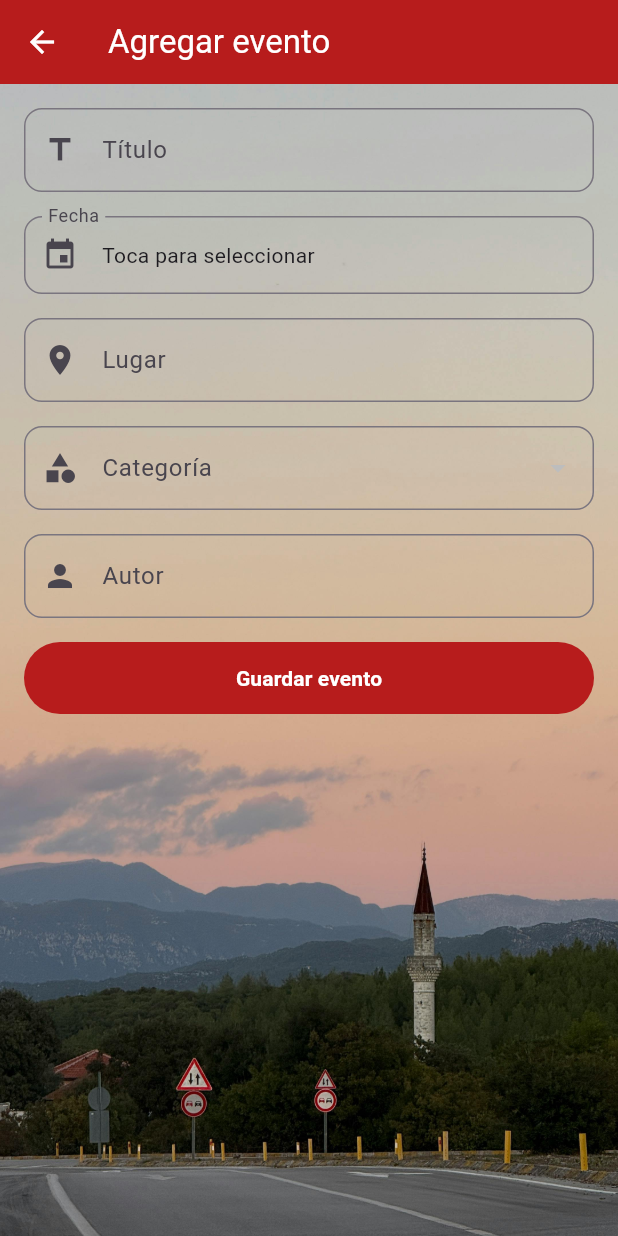
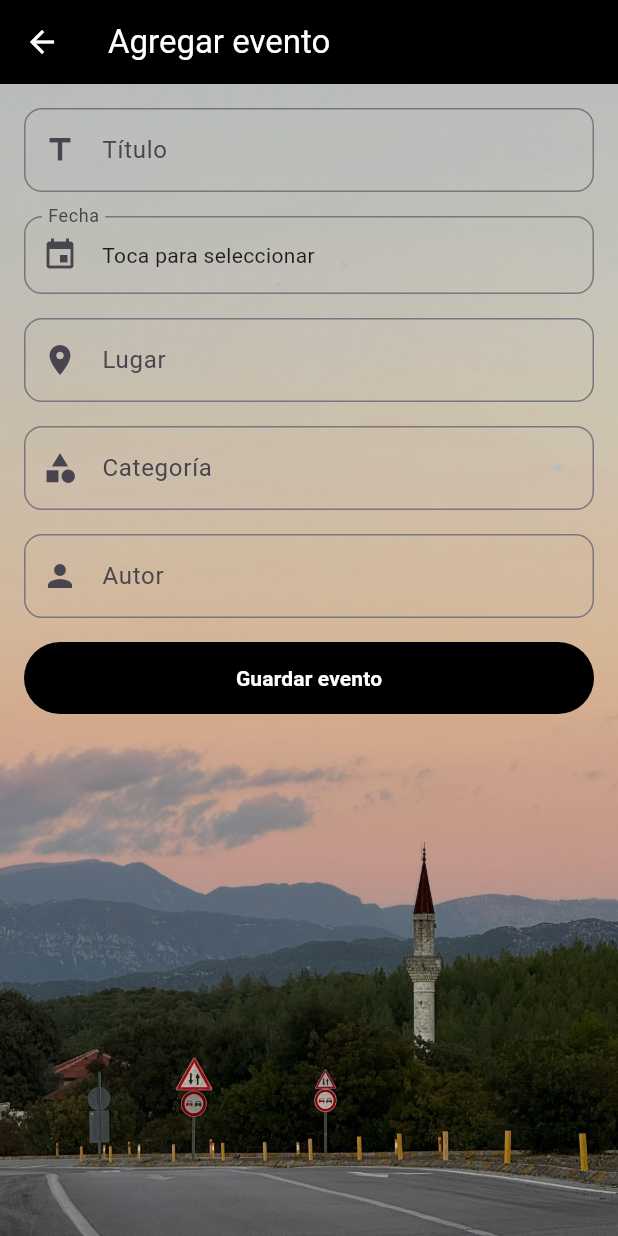
Before and after one commit to Fyzzsw/ProyectoMoviles20205, a Flutter app: the screen it shows once a user with an empty profile is signed in, after a tap on "Nuevo evento", on a phone screen of 412 x 824 dp. Run offline on Flutter 3.47's test engine with Material 3 defaults, Android fonts, the phone set to English and light mode, and no system bars; our stand-ins replace cloud_firestore, firebase_auth, firebase_core, flutter_slidable, google_sign_in, material_design_icons_flutter; accounts and stored records are empty.

Commit message:
feat: proyecto terminado

```diff
--- /dev/null
+++ b/proyecto_moviles_fernandoramirez2025/lib/constantes.dart
@@ -0,0 +1,9 @@
+import 'package:flutter/material.dart';
+
+class Colores {
+  static const Color kprimary = Color(0xFF000000);
+  static const Color ksecondary = Color(0xFFBDBDBD);
+  static const Color kbackground = Color(0xFFFFFFFF);
+  static const Color ktext = Color(0xFFFFFFFF);
+  static const Color kaccent = Color(0xFFD4AF37);
+}
--- a/proyecto_moviles_fernandoramirez2025/lib/pages/agregar_evento.dart
+++ b/proyecto_moviles_fernandoramirez2025/lib/pages/agregar_evento.dart
@@ -1,5 +1,6 @@
 import "package:cloud_firestore/cloud_firestore.dart";
 import "package:flutter/material.dart";
+import "package:proyecto_moviles_fernandoramirez2025/constantes.dart";
 import "package:proyecto_moviles_fernandoramirez2025/services/fs_service.dart";
 
 class AgregarEvento extends StatefulWidget {
@@ -36,9 +37,9 @@ class _AgregarEventoState extends State<AgregarEvento> {
   Widget build(BuildContext context) {
     return Scaffold(
       appBar: AppBar(
-        backgroundColor: Colors.red.shade900,
-        title: Text("Agregar evento", style: TextStyle(color: Colors.white)),
-        iconTheme: IconThemeData(color: Colors.white),
+        backgroundColor: Colores.kprimary,
+        title: Text("Agregar evento", style: TextStyle(color: Colores.ktext)),
+        iconTheme: IconThemeData(color: Colores.ktext),
       ),
       body: Container(
         decoration: BoxDecoration(
@@ -153,7 +154,7 @@ class _AgregarEventoState extends State<AgregarEvento> {
                 SizedBox(
                   height: 48,
                   child: FilledButton(
-                    style: FilledButton.styleFrom(backgroundColor: Colors.red.shade900),
+                    style: FilledButton.styleFrom(backgroundColor: Colores.kprimary),
                     onPressed: () async {
                       if (formKey.currentState!.validate()) {
                         if (fechaSeleccionada == null) {
@@ -174,7 +175,7 @@ class _AgregarEventoState extends State<AgregarEvento> {
                     },
                     child: Text(
                       "Guardar evento",
-                      style: TextStyle(color: Colors.white, fontWeight: FontWeight.bold),
+                      style: TextStyle(color: Colores.ktext, fontWeight: FontWeight.bold),
                     ),
                   ),
                 ),
--- a/proyecto_moviles_fernandoramirez2025/lib/pages/home.dart
+++ b/proyecto_moviles_fernandoramirez2025/lib/pages/home.dart
@@ -4,27 +4,36 @@ import "package:flutter/material.dart";
 import "package:flutter_slidable/flutter_slidable.dart";
 import "package:intl/intl.dart";
 import "package:material_design_icons_flutter/material_design_icons_flutter.dart";
+import "package:proyecto_moviles_fernandoramirez2025/constantes.dart";
 import "package:proyecto_moviles_fernandoramirez2025/pages/agregar_evento.dart";
 import "package:proyecto_moviles_fernandoramirez2025/pages/detalle_evento.dart";
 import "package:proyecto_moviles_fernandoramirez2025/services/auth_service.dart";
 import "package:proyecto_moviles_fernandoramirez2025/services/fs_service.dart";
 import "package:proyecto_moviles_fernandoramirez2025/utils/util_confirmacion.dart";
 
-class HomePage extends StatelessWidget {
+class HomePage extends StatefulWidget {
   const HomePage({super.key});
+
+  @override
+  State<HomePage> createState() => _HomePageState();
+}
+
+class _HomePageState extends State<HomePage> {
+  String? categoriaSeleccionada;
+  bool _verSoloMisEventos = false;
 
   @override
   Widget build(BuildContext context) {
     return Scaffold(
       appBar: AppBar(
-        backgroundColor: Colors.red.shade900,
+        backgroundColor: Colores.kprimary,
         title: Row(
-          children: [Text("Inicio", style: TextStyle(color: Colors.white))],
+          children: [Text("Inicio", style: TextStyle(color: Colores.ktext))],
         ),
-        leading: Icon(Icons.home, color: Colors.white),
+        leading: Icon(Icons.home, color: Colores.ktext),
         actions: [
           PopupMenuButton(
-            iconColor: Colors.white,
+            iconColor: Colores.ktext,
             itemBuilder: (context) => [
               PopupMenuItem(value: "logout", child: Text("Cerrar Sesion")),
             ],
@@ -37,7 +46,7 @@ class HomePage extends StatelessWidget {
         children: [
           Container(
             padding: EdgeInsets.all(10),
-            color: Colors.black87,
+            color: Colores.kprimary,
             width: double.infinity,
             child: FutureBuilder(
               future: AuthService().currentUser(),
@@ -47,13 +56,86 @@ class HomePage extends StatelessWidget {
                 } else {
                   return Text(
                     "Bienvenido ${snapshot.data?.email}",
-                    style: TextStyle(fontSize: 15, color: Colors.white),
+                    style: TextStyle(fontSize: 15, color: Colores.ktext),
                   );
                 }
               },
             ),
-
-            //body
+          ),
+          //mostrar lista de categorias
+          FutureBuilder<QuerySnapshot>(
+            future: FsService().categorias(),
+            builder: (context, snapshot) {
+              if (!snapshot.hasData ||
+                  snapshot.data!.docs.isEmpty ||
+                  snapshot.connectionState == ConnectionState.waiting) {
+                return Center(child: CircularProgressIndicator());
+              }
+              var docs = snapshot.data!.docs;
+              return Container(
+                height: 50,
+                color: Colores.kbackground,
+                child: ListView(
+                  scrollDirection: Axis.horizontal,
+                  padding: EdgeInsets.symmetric(horizontal: 8, vertical: 8),
+                  children: [
+                    TextButton(
+                      onPressed: () {
+                        setState(() {
+                          categoriaSeleccionada = null;
+                          _verSoloMisEventos = false;
+                        });
+                      },
+                      style: TextButton.styleFrom(
+                        backgroundColor: categoriaSeleccionada == null && !_verSoloMisEventos
+                            ? Colores.kprimary
+                            : Colores.ksecondary,
+                        foregroundColor: categoriaSeleccionada == null && !_verSoloMisEventos
+                            ? Colores.ktext
+                            : Colores.kprimary,
+                        padding: EdgeInsets.symmetric(horizontal: 12),
+                      ),
+                      child: Text("Todas"),
+                    ),
+                    TextButton(
+                      onPressed: () {
+                        setState(() {
+                          _verSoloMisEventos = true;
+                          categoriaSeleccionada = null;
+                        });
+                      },
+                      style: TextButton.styleFrom(
+                        backgroundColor: _verSoloMisEventos ? Colores.kprimary : Colores.ksecondary,
+                        foregroundColor: _verSoloMisEventos ? Colores.ktext : Colores.kprimary,
+                        padding: EdgeInsets.symmetric(horizontal: 12),
+                      ),
+                      child: Text("Mis Eventos"),
+                    ),
+                    ...docs.map((c) {
+                      var nombre = c["nombre"].toString();
+                      bool activo = categoriaSeleccionada == nombre;
+                      return Padding(
+                        padding: EdgeInsets.only(left: 6),
+                        child: TextButton(
+                          onPressed: () {
+                            setState(() {
+                              categoriaSeleccionada = nombre;
+                              _verSoloMisEventos = false;
+                            });
+                          },
+                          style: TextButton.styleFrom(
+                            backgroundColor: activo ? Colores.kprimary : Colores.ksecondary,
+                            foregroundColor: activo ? Colores.ktext : Colores.kprimary,
+                            padding: EdgeInsets.symmetric(horizontal: 12),
+                          ),
+                          child: Text(nombre),
+                        ),
+                      );
+                    }).toList(),
+                  ],
+                ),
+              );
+            },
           ),
           Expanded(
             child: Container(
@@ -65,17 +147,91 @@ class HomePage extends StatelessWidget {
                 child: StreamBuilder(
                   stream: FsService().eventos(),
                   builder: (context, AsyncSnapshot<QuerySnapshot> snapshot) {
-                    if (snapshot.connectionState == ConnectionState.waiting) {
+                    if (!snapshot.hasData ||
+                        snapshot.data!.docs.isEmpty ||
+                        snapshot.connectionState == ConnectionState.waiting) {
                       return Center(child: CircularProgressIndicator());
                     }
-                    if (!snapshot.hasData || snapshot.data!.docs.isEmpty) {
-                      return Center(child: Text("No hay eventos"));
+                    final userEmail = FirebaseAuth.instance.currentUser?.email;
+                    var todos = snapshot.data!.docs;
+                    var filtrados = todos;
+
+                    if (_verSoloMisEventos) {
+                      filtrados = todos.where((e) => e["autor"] == userEmail).toList();
+                    } else if (categoriaSeleccionada != null) {
+                      filtrados = todos
+                          .where((e) => e["categoria"].toString() == categoriaSeleccionada)
+                          .toList();
                     }
+
+                    if (filtrados.isEmpty) {
+                      return Center(
+                        child: Text(
+                          _verSoloMisEventos
+                              ? "No has creado eventos"
+                              : "Sin eventos en ${categoriaSeleccionada}",
+                        ),
+                      );
+                    }
+
                     return ListView.separated(
                       separatorBuilder: (context, index) => SizedBox(height: 5),
-                      itemCount: snapshot.data!.docs.length,
+                      itemCount: filtrados.length,
                       itemBuilder: (context, index) {
-                        var evento = snapshot.data!.docs[index];
+                        var evento = filtrados[index];
+                        final esAutor = (userEmail != null && evento["autor"] == userEmail);
+
+                        final card = Card(
+                          shape: RoundedRectangleBorder(borderRadius: BorderRadius.circular(12)),
+                          child: ListTile(
+                            contentPadding: EdgeInsets.symmetric(horizontal: 10, vertical: 10),
+                            onTap: () async {
+                              Navigator.push(
+                                context,
+                                MaterialPageRoute(
+                                  builder: (context) => DetalleEvento(eventId: evento.id),
+                                ),
+                              );
+                            },
+                            leading: CircleAvatar(
+                              backgroundColor: Colores.kaccent,
+                              child: Icon(Icons.event, color: Colores.kprimary),
+                            ),
+                            title: Text(
+                              evento["titulo"],
+                              style: TextStyle(fontWeight: FontWeight.bold),
+                            ),
+                            subtitle: Column(
+                              crossAxisAlignment: CrossAxisAlignment.start,
+                              children: [
+                                Chip(
+                                  label: Text(evento["categoria"].toString()),
+                                  backgroundColor: Colores.ksecondary,
+                                  visualDensity: VisualDensity(horizontal: -4, vertical: -4),
+                                  materialTapTargetSize: MaterialTapTargetSize.shrinkWrap,
+                                  padding: EdgeInsets.zero,
+                                ),
+                                SizedBox(height: 5),
+                                Row(
+                                  children: [
+                                    Icon(Icons.schedule, size: 16, color: Colores.ksecondary),
+                                    Text(
+                                      DateFormat(
+                                        'dd/MM/yyyy HH:mm',
+                                        'es_CL',
+                                      ).format(evento["fecha"].toDate()),
+                                      style: TextStyle(color: Colores.kprimary),
+                                    ),
+                                  ],
+                                ),
+                              ],
+                            ),
+                            trailing: Icon(Icons.chevron_right, color: Colores.ksecondary),
+                          ),
+                        );
+
+                        if (!esAutor) return card;
+
                         return Slidable(
                           endActionPane: ActionPane(
                             motion: ScrollMotion(),
@@ -92,59 +248,12 @@ class HomePage extends StatelessWidget {
                                   }
                                 },
                                 icon: MdiIcons.trashCan,
-                                foregroundColor: Colors.white,
-                                backgroundColor: Colors.red,
+                                foregroundColor: Colores.ktext,
+                                backgroundColor: Colores.kaccent,
                               ),
                             ],
                           ),
-                          child: Card(
-                            shape: RoundedRectangleBorder(borderRadius: BorderRadius.circular(12)),
-                            child: ListTile(
-                              contentPadding: EdgeInsets.symmetric(horizontal: 10, vertical: 10),
-                              onTap: () async {
-                                Navigator.push(
-                                  context,
-                                  MaterialPageRoute(
-                                    builder: (context) => DetalleEvento(eventId: evento.id),
-                                  ),
-                                );
-                              },
-                              leading: CircleAvatar(
-                                backgroundColor: Colors.red.shade100,
-                                child: Icon(Icons.event, color: Colors.red.shade900),
-                              ),
-                              title: Text(
-                                evento["titulo"],
-                                style: TextStyle(fontWeight: FontWeight.bold),
-                              ),
-                              subtitle: Column(
-                                crossAxisAlignment: CrossAxisAlignment.start,
-                                children: [
-                                  Chip(
-                                    label: Text(evento["categoria"].toString()),
-                                    backgroundColor: Colors.red.shade50,
-                                    visualDensity: VisualDensity(horizontal: -4, vertical: -4),
-                                    materialTapTargetSize: MaterialTapTargetSize.shrinkWrap,
-                                    padding: EdgeInsets.zero,
-                                  ),
-                                  SizedBox(height: 5),
-                                  Row(
-                                    children: [
-                                      Icon(Icons.schedule, size: 16, color: Colors.grey.shade600),
-                                      Text(
-                                        DateFormat(
-                                          'dd/MM/yyyy HH:mm',
-                                          'es_CL',
-                                        ).format(evento["fecha"].toDate()),
-                                        style: TextStyle(color: Colors.grey.shade700),
-                                      ),
-                                    ],
-                                  ),
-                                ],
-                              ),
-                              trailing: Icon(Icons.chevron_right, color: Colors.grey.shade600),
-                            ),
-                          ),
+                          child: card,
                         );
                       },
                     );
@@ -155,18 +264,15 @@ class HomePage extends StatelessWidget {
           ),
         ],
       ),
-      floatingActionButtonLocation: FloatingActionButtonLocation.endFloat,
-      floatingActionButton: Padding(
-        padding: EdgeInsets.only(bottom: 24),
-        child: FloatingActionButton.extended(
-          onPressed: () {
-            Navigator.push(context, MaterialPageRoute(builder: (context) => AgregarEvento()));
-          },
-          backgroundColor: Colors.red.shade700,
-          foregroundColor: Colors.white,
-          icon: Icon(Icons.add),
-          label: Text("Nuevo evento"),
-        ),
+      floatingActionButton: FloatingActionButton.extended(
+        heroTag: "fabAgregar",
+        onPressed: () {
+          Navigator.push(context, MaterialPageRoute(builder: (context) => AgregarEvento()));
+        },
+        backgroundColor: Colores.kprimary,
+        foregroundColor: Colores.ktext,
+        icon: Icon(Icons.add),
+        label: Text("Nuevo evento"),
       ),
     );
   }
--- a/proyecto_moviles_fernandoramirez2025/lib/pages/login.dart
+++ b/proyecto_moviles_fernandoramirez2025/lib/pages/login.dart
@@ -1,4 +1,5 @@
 import "package:flutter/material.dart";
+import "package:proyecto_moviles_fernandoramirez2025/constantes.dart";
 import "package:proyecto_moviles_fernandoramirez2025/services/auth_service.dart";
 
 class Login extends StatefulWidget {
@@ -33,8 +34,8 @@ class _LoginState extends State<Login> {
                       children: [
                         CircleAvatar(
                           radius: 35,
-                          backgroundColor: Colors.red.shade100,
-                          child: Icon(Icons.event, color: Colors.red.shade800, size: 35),
+                          backgroundColor: Colores.kprimary,
+                          child: Icon(Icons.event, color: Colores.kaccent, size: 35),
                         ),
                         SizedBox(height: 15),
                         Text(
@@ -42,13 +43,13 @@ class _LoginState extends State<Login> {
                           style: TextStyle(
                             fontSize: 25,
                             fontWeight: FontWeight.w700,
-                            color: Colors.red.shade900,
+                            color: Colores.kprimary,
                           ),
                         ),
                         SizedBox(height: 5),
                         Text(
                           "Publica y descubre eventos",
-                          style: TextStyle(fontSize: 14, color: Colors.grey.shade700),
+                          style: TextStyle(fontSize: 14, color: Colores.ksecondary),
                         ),
                         SizedBox(height: 20),
                         Divider(),
@@ -58,9 +59,9 @@ class _LoginState extends State<Login> {
                           height: 48,
                           child: OutlinedButton.icon(
                             style: OutlinedButton.styleFrom(
-                              foregroundColor: Colors.black87,
-                              backgroundColor: Colors.white,
-                              side: BorderSide(color: Colors.grey.shade300),
+                              foregroundColor: Colores.kprimary,
+                              backgroundColor: Colores.kbackground,
+                              side: BorderSide(color: Colores.ksecondary),
                               shape: RoundedRectangleBorder(
                                 borderRadius: BorderRadius.circular(12),
                               ),
@@ -74,7 +75,7 @@ class _LoginState extends State<Login> {
                                 );
                               }
                             },
-                            icon: Icon(Icons.login_rounded, color: Colors.red.shade700),
+                            icon: Icon(Icons.login_rounded, color: Colores.kprimary),
                             label: Text(
                               "Continuar con Google",
                               style: TextStyle(fontWeight: FontWeight.bold),
@@ -84,7 +85,7 @@ class _LoginState extends State<Login> {
                         SizedBox(height: 10),
                         Text(
                           "Usaremos tu cuenta de Gmail para ingresar",
-                          style: TextStyle(fontSize: 15, color: Colors.grey.shade600),
+                          style: TextStyle(fontSize: 15, color: Colores.ksecondary),
                         ),
                       ],
                     ),
```
Also changed, not shown: proyecto_moviles_fernandoramirez2025/lib/pages/detalle_evento.dart (+11 -13 lines), proyecto_moviles_fernandoramirez2025/pubspec.lock.
